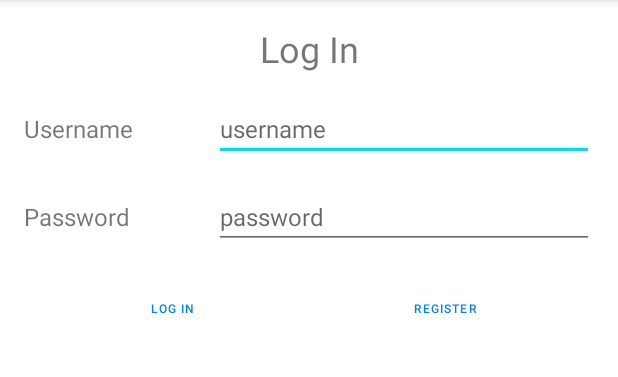
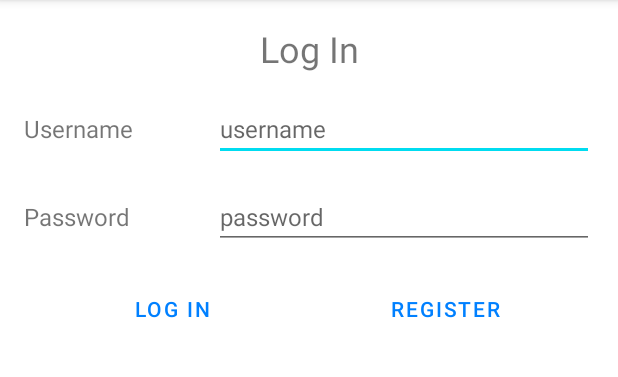
Before and after one commit to bwlodarski277/PhotoMap, an Android app: the screen it shows after launch (MainActivity), on a phone screen of 412 x 824 dp, the part 84-461 px from its top. Run offline under Robolectric (Android 15) with nearby library versions, the phone set to English and light mode, and no system bars.

Commit message:
Created dimens.xml files for different screens
These files contain different values depending on the screen size.

```diff
--- /dev/null
+++ b/app/src/main/res/values-large-land/dimens.xml
@@ -0,0 +1,8 @@
+<?xml version="1.0" encoding="utf-8"?>
+<resources>
+    <dimen name="top_padding">64s</dimen>
+    <dimen name="general_padding">24dp</dimen>
+    <dimen name="header_text_size">32sp</dimen>
+    <dimen name="regular_text_size">24sp</dimen>
+    <dimen name="button_text_size">22sp</dimen>
+</resources>
--- /dev/null
+++ b/app/src/main/res/values-large/dimens.xml
@@ -0,0 +1,8 @@
+<?xml version="1.0" encoding="utf-8"?>
+<resources>
+    <dimen name="top_padding">64s</dimen>
+    <dimen name="general_padding">24dp</dimen>
+    <dimen name="header_text_size">32sp</dimen>
+    <dimen name="regular_text_size">24sp</dimen>
+    <dimen name="button_text_size">22sp</dimen>
+</resources>
--- a/app/src/main/res/values/dimen.xml
+++ b/app/src/main/res/values-normal-land/dimens.xml
@@ -4,4 +4,5 @@
     <dimen name="general_padding">16dp</dimen>
     <dimen name="header_text_size">24sp</dimen>
     <dimen name="regular_text_size">16sp</dimen>
+    <dimen name="button_text_size">14sp</dimen>
 </resources>
--- /dev/null
+++ b/app/src/main/res/values-normal/dimens.xml
@@ -0,0 +1,8 @@
+<?xml version="1.0" encoding="utf-8"?>
+<resources>
+    <dimen name="top_padding">48dp</dimen>
+    <dimen name="general_padding">16dp</dimen>
+    <dimen name="header_text_size">24sp</dimen>
+    <dimen name="regular_text_size">16sp</dimen>
+    <dimen name="button_text_size">14sp</dimen>
+</resources>
--- /dev/null
+++ b/app/src/main/res/values-xlarge-land/dimens.xml
@@ -0,0 +1,8 @@
+<?xml version="1.0" encoding="utf-8"?>
+<resources>
+    <dimen name="top_padding">70s</dimen>
+    <dimen name="general_padding">28dp</dimen>
+    <dimen name="header_text_size">38sp</dimen>
+    <dimen name="regular_text_size">28sp</dimen>
+    <dimen name="button_text_size">26sp</dimen>
+</resources>
--- /dev/null
+++ b/app/src/main/res/values-xlarge/dimens.xml
@@ -0,0 +1,8 @@
+<?xml version="1.0" encoding="utf-8"?>
+<resources>
+    <dimen name="top_padding">70s</dimen>
+    <dimen name="general_padding">28dp</dimen>
+    <dimen name="header_text_size">38sp</dimen>
+    <dimen name="regular_text_size">28sp</dimen>
+    <dimen name="button_text_size">26sp</dimen>
+</resources>
--- /dev/null
+++ b/app/src/main/res/values/dimens.xml
@@ -0,0 +1,8 @@
+<?xml version="1.0" encoding="utf-8"?>
+<resources>
+    <dimen name="top_padding">48dp</dimen>
+    <dimen name="general_padding">16dp</dimen>
+    <dimen name="header_text_size">24sp</dimen>
+    <dimen name="regular_text_size">16sp</dimen>
+    <dimen name="button_text_size">14sp</dimen>
+</resources>
```
